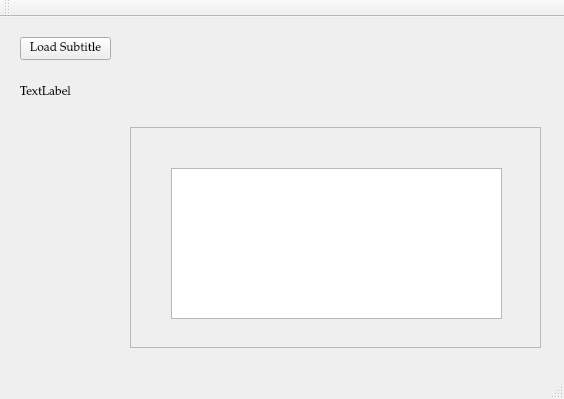
Qt form mainwindow.ui (NikolaJov96/DivXConverter) before a commit.
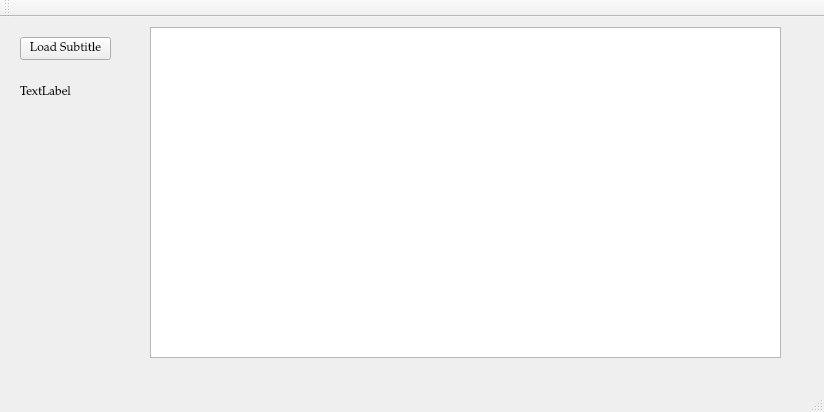
The same form after that commit.

```diff
--- a/mainwindow.ui
+++ b/mainwindow.ui
@@ -12,8 +12,8 @@
    <rect>
     <x>0</x>
     <y>0</y>
-    <width>564</width>
-    <height>399</height>
+    <width>824</width>
+    <height>412</height>
    </rect>
   </property>
   <property name="font">
@@ -54,38 +54,15 @@
      <bool>true</bool>
     </property>
    </widget>
-   <widget class="QScrollArea" name="scrollArea">
+   <widget class="QTableView" name="tableView">
     <property name="geometry">
      <rect>
-      <x>130</x>
-      <y>110</y>
-      <width>411</width>
-      <height>221</height>
+      <x>150</x>
+      <y>10</y>
+      <width>631</width>
+      <height>331</height>
      </rect>
     </property>
-    <property name="widgetResizable">
-     <bool>true</bool>
-    </property>
-    <widget class="QWidget" name="scrollAreaWidgetContents">
-     <property name="geometry">
-      <rect>
-       <x>0</x>
-       <y>0</y>
-       <width>409</width>
-       <height>219</height>
-      </rect>
-     </property>
-     <widget class="QTableView" name="tableView">
-      <property name="geometry">
-       <rect>
-        <x>40</x>
-        <y>40</y>
-        <width>331</width>
-        <height>151</height>
-       </rect>
-      </property>
-     </widget>
-    </widget>
    </widget>
   </widget>
   <widget class="QMenuBar" name="menuBar">
```
Left out of the diff: 4 changed lines with no effect on the pictures.
